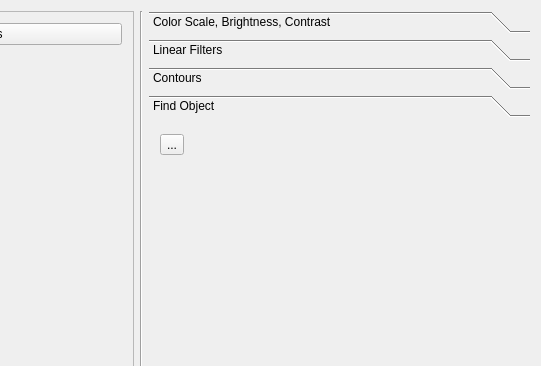
This is software/computer/client/opencv/imagelab/mainwindow.ui in wercool/valter as Qt 5 draws it before an edit; both pictures show x 259 to 800 and y 0 to 366 of the 800 by 600 pixel window. The edited form follows.
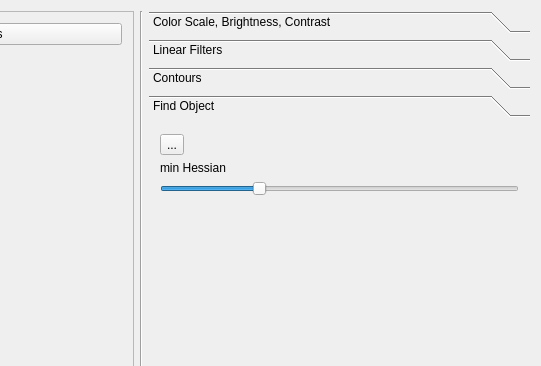
This is the edited form. Icons and pictures are not drawn.

Patch:
```diff
--- a/software/computer/client/opencv/imagelab/mainwindow.ui
+++ b/software/computer/client/opencv/imagelab/mainwindow.ui
@@ -426,6 +426,14 @@
            </layout>
           </widget>
           <widget class="QWidget" name="page_3">
+           <property name="geometry">
+            <rect>
+             <x>0</x>
+             <y>0</y>
+             <width>380</width>
+             <height>436</height>
+            </rect>
+           </property>
            <attribute name="label">
             <string>Find Object</string>
            </attribute>
@@ -439,6 +447,26 @@
                 </property>
                </widget>
               </item>
+              <item>
+               <widget class="QLabel" name="minHessianLabel">
+                <property name="text">
+                 <string>min Hessian</string>
+                </property>
+               </widget>
+              </item>
+              <item>
+               <widget class="QSlider" name="minHessianSlider">
+                <property name="maximum">
+                 <number>1500</number>
+                </property>
+                <property name="value">
+                 <number>400</number>
+                </property>
+                <property name="orientation">
+                 <enum>Qt::Horizontal</enum>
+                </property>
+               </widget>
+              </item>
               <item>
                <spacer name="verticalSpacer_6">
                 <property name="orientation">
@@ -458,19 +486,6 @@
           </widget>
          </widget>
         </item>
-        <item>
-         <spacer name="verticalSpacer">
-          <property name="orientation">
-           <enum>Qt::Vertical</enum>
-          </property>
-          <property name="sizeHint" stdset="0">
-           <size>
-            <width>20</width>
-            <height>40</height>
-           </size>
-          </property>
-         </spacer>
-        </item>
         <item>
          <spacer name="horizontalSpacer">
           <property name="orientation">
```
Left out of the diff: 10 changed lines with no effect on the pictures.
